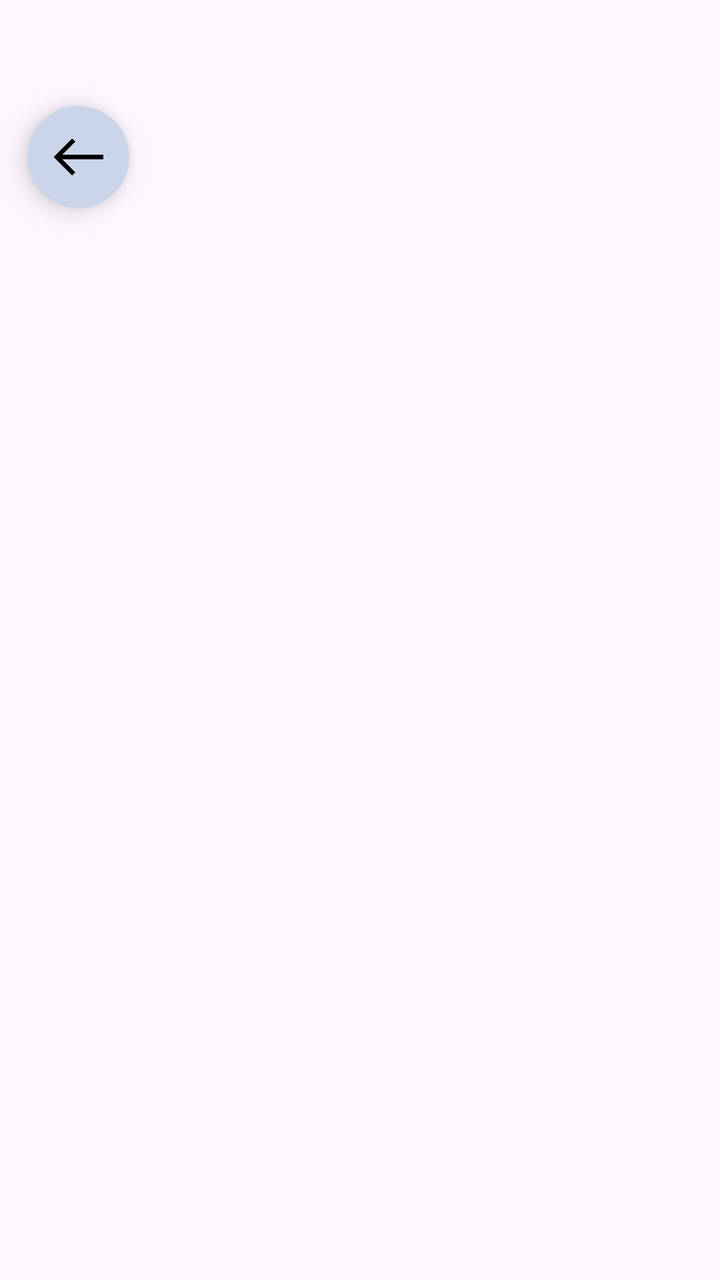
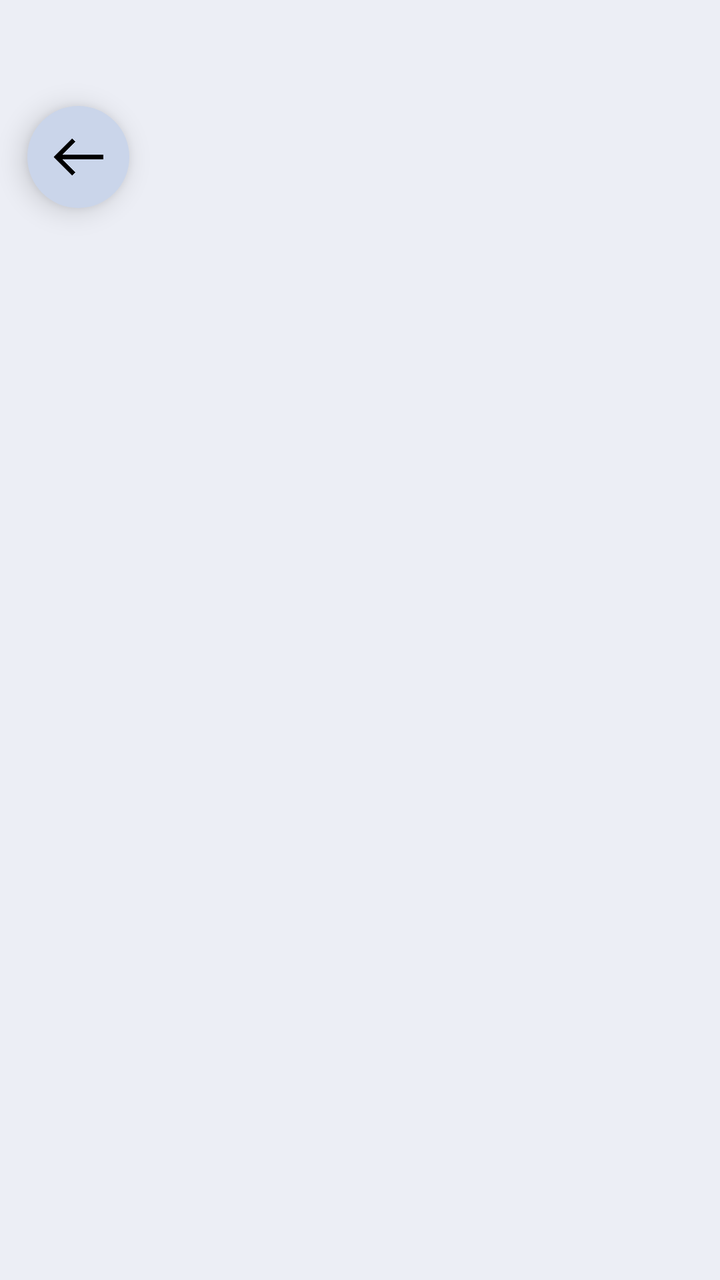

Screens rendered from an Android XML layout before and after an edit, with the pre-edit source and the edit as a unified diff.
<!-- AndroidManifest.xml: application theme Theme.MusicIsland -->
<!-- res/layout/like_list.xml -->
<?xml version="1.0" encoding="utf-8"?>
<androidx.constraintlayout.widget.ConstraintLayout xmlns:android="http://schemas.android.com/apk/res/android"
    xmlns:app="http://schemas.android.com/apk/res-auto"
    android:layout_width="match_parent"
    android:layout_height="match_parent">

    <androidx.constraintlayout.widget.ConstraintLayout
        android:id="@+id/returnButton"
        android:layout_width="51dp"
        android:layout_height="51dp"
        android:elevation="8dp"
        android:background="@drawable/circle_bg"
        app:layout_constraintBottom_toBottomOf="parent"
        app:layout_constraintEnd_toEndOf="parent"
        app:layout_constraintHorizontal_bias="0.044"
        app:layout_constraintStart_toStartOf="parent"
        app:layout_constraintTop_toTopOf="parent"
        app:layout_constraintVertical_bias="0.09">

        <ImageButton
            android:id="@+id/returnIcon"
            android:layout_width="37dp"
            android:layout_height="37dp"
            android:background="?attr/selectableItemBackgroundBorderless"
            android:scaleType="centerInside"
            app:layout_constraintBottom_toBottomOf="parent"
            app:layout_constraintEnd_toEndOf="parent"
            app:layout_constraintStart_toStartOf="parent"
            app:layout_constraintTop_toTopOf="parent"
            app:srcCompat="@drawable/arrow_left_icon" />
    </androidx.constraintlayout.widget.ConstraintLayout>

    <androidx.recyclerview.widget.RecyclerView
        android:id="@+id/recycler_songs_likeList"
        android:layout_width="match_parent"
        android:layout_height="0dp"
        android:clipToPadding="false"
        android:padding="8dp"
        android:elevation="0dp"
        app:layout_constraintBottom_toBottomOf="parent"
        app:layout_constraintEnd_toEndOf="parent"
        app:layout_constraintStart_toStartOf="parent"
        app:layout_constraintTop_toTopOf="parent">

    </androidx.recyclerview.widget.RecyclerView>

</androidx.constraintlayout.widget.ConstraintLayout>
<!-- resources referenced by this layout -->
<resources>
  <!-- drawable arrow_left_icon: png bitmap (drawable, 27516 bytes) -->
  <!-- drawable circle_bg (drawable) -->
  <?xml version="1.0" encoding="utf-8"?>
  <shape xmlns:android="http://schemas.android.com/apk/res/android"
      android:shape="oval">
      <solid android:color="#cad5ea"/>
  </shape>
  <style name="Theme.MusicIsland" parent="Base.Theme.MusicIsland" />
  <style name="Base.Theme.MusicIsland" parent="Theme.Material3.DayNight.NoActionBar">
          
          
          <item name="isMaterial3DynamicColorApplied">false</item>
  
      </style>
</resources>

<!-- the commit's change to res/layout/like_list.xml (unified diff, before → after) -->
@@ -9,7 +9,7 @@
         android:layout_width="51dp"
         android:layout_height="51dp"
         android:elevation="8dp"
-        android:background="@drawable/circle_bg"
+        android:background="@drawable/bg_circle"
         app:layout_constraintBottom_toBottomOf="parent"
         app:layout_constraintEnd_toEndOf="parent"
         app:layout_constraintHorizontal_bias="0.044"
<!-- resource entries referenced after the edit -->
@@ -1,18 +1,22 @@
 <!-- resources referenced by this layout -->
 <resources>
   <!-- drawable arrow_left_icon: png bitmap (drawable, 27516 bytes) -->
-  <!-- drawable circle_bg (drawable) -->
+  <!-- drawable bg_circle (drawable) -->
   <?xml version="1.0" encoding="utf-8"?>
   <shape xmlns:android="http://schemas.android.com/apk/res/android"
       android:shape="oval">
       <solid android:color="#cad5ea"/>
   </shape>
-  <style name="Theme.MusicIsland" parent="Base.Theme.MusicIsland" />
+  <style name="Theme.MusicIsland" parent="Base.Theme.MusicIsland">
+          <item name="android:colorBackground">@color/blue</item>
+          <item name="android:forceDarkAllowed">false</item>
+      </style>
   <style name="Base.Theme.MusicIsland" parent="Theme.Material3.DayNight.NoActionBar">
           
           
           <item name="isMaterial3DynamicColorApplied">false</item>
   
       </style>
+  <color name="blue">#eceef5</color>
 </resources>
 
